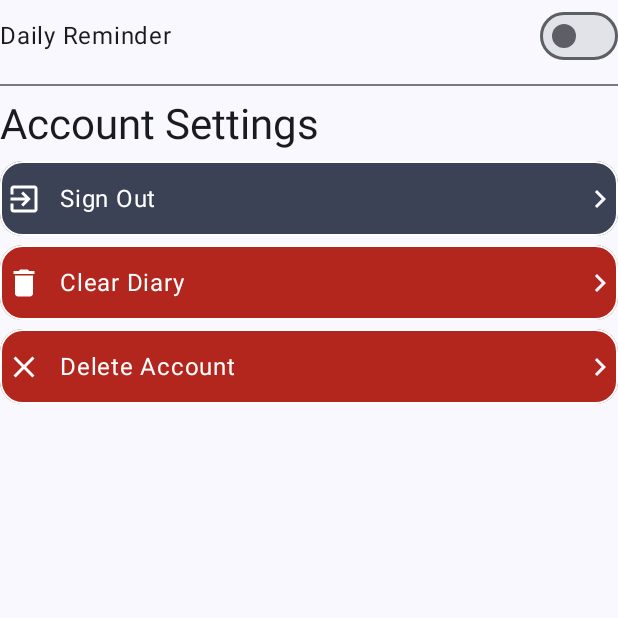
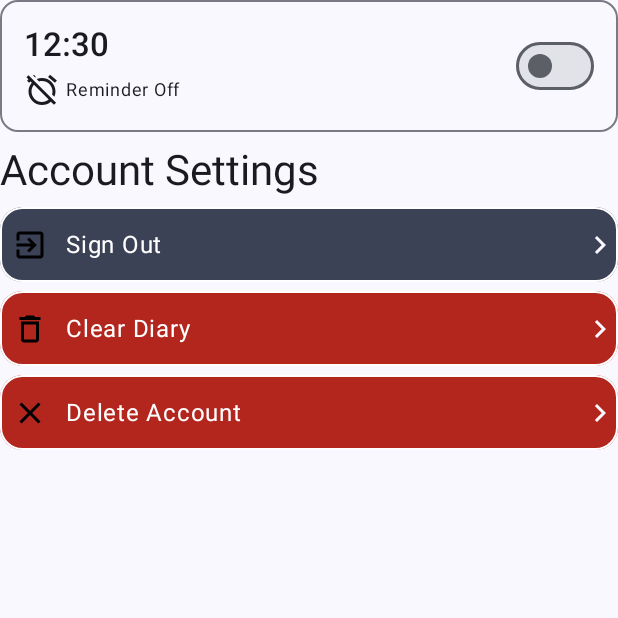
Before and after one commit to Pablit0x/Dimensional-Feels, an Android app built with Jetpack Compose: the composable SettingsContent shown on its own in the app's theme, on a phone screen of 412 x 824 dp, the top half of it. Run offline under Robolectric (Android 15) with nearby library versions, the phone set to English and light mode, and no system bars.

Commit message:
Implementing Reminder Card

```diff
--- /dev/null
+++ b/app/src/main/java/com/ps/dimensional_feels/presentation/components/DailyReminderAlarmCard.kt
@@ -0,0 +1,94 @@
+package com.ps.dimensional_feels.presentation.components
+
+import androidx.compose.foundation.layout.Arrangement
+import androidx.compose.foundation.layout.Column
+import androidx.compose.foundation.layout.Row
+import androidx.compose.foundation.layout.Spacer
+import androidx.compose.foundation.layout.fillMaxWidth
+import androidx.compose.foundation.layout.height
+import androidx.compose.foundation.layout.padding
+import androidx.compose.foundation.layout.size
+import androidx.compose.foundation.layout.width
+import androidx.compose.material.icons.Icons
+import androidx.compose.material.icons.outlined.AlarmOff
+import androidx.compose.material.icons.outlined.AlarmOn
+import androidx.compose.material3.ExperimentalMaterial3Api
+import androidx.compose.material3.Icon
+import androidx.compose.material3.MaterialTheme
+import androidx.compose.material3.OutlinedCard
+import androidx.compose.material3.Switch
+import androidx.compose.material3.Text
+import androidx.compose.runtime.Composable
+import androidx.compose.ui.Alignment
+import androidx.compose.ui.Modifier
+import androidx.compose.ui.res.stringResource
+import androidx.compose.ui.text.font.FontWeight
+import androidx.compose.ui.text.style.TextOverflow
+import androidx.compose.ui.unit.dp
+import com.ps.dimensional_feels.R
+
+@OptIn(ExperimentalMaterial3Api::class)
+@Composable
+fun DailyReminderAlarmCard(
+    alarmTime: String,
+    onDailyReminderSwitchChange: (Boolean) -> Unit,
+    isDailyReminderEnabled: Boolean,
+    onClick: () -> Unit,
+    modifier: Modifier = Modifier
+) {
+
+
+    OutlinedCard(modifier = modifier, onClick = onClick) {
+        Row(
+            modifier = Modifier
+                .fillMaxWidth()
+                .padding(16.dp),
+            horizontalArrangement = Arrangement.SpaceBetween,
+            verticalAlignment = Alignment.CenterVertically
+        ) {
+            Column(modifier = Modifier.weight(1f)) {
+                Text(
+                    text = alarmTime,
+                    maxLines = 1,
+                    overflow = TextOverflow.Ellipsis,
+                    style = MaterialTheme.typography.titleLarge,
+                    fontWeight = FontWeight.Medium
+                )
+                Spacer(modifier = Modifier.height(4.dp))
+                ShortReminderDescriptionWithIconRow(
+                    isReminderEnabled = isDailyReminderEnabled
+                )
+            }
+            Switch(checked = isDailyReminderEnabled, onCheckedChange = {
+                onDailyReminderSwitchChange(it)
+            })
+        }
+    }
+}
+
+@Composable
+private fun ShortReminderDescriptionWithIconRow(
+    isReminderEnabled: Boolean, modifier: Modifier = Modifier
+) {
+    val icon = if (isReminderEnabled) Icons.Outlined.AlarmOn else Icons.Outlined.AlarmOff
+    val description =
+        if (isReminderEnabled) stringResource(id = R.string.reminder_on) else stringResource(
+            id = R.string.reminder_off
+        )
+    Row(
+        modifier = modifier, verticalAlignment = Alignment.CenterVertically
+    ) {
+        Icon(
+            modifier = Modifier.size(24.dp),
+            imageVector = icon,
+            contentDescription = null,
+        )
+        Spacer(modifier = Modifier.width(4.dp))
+        Text(
+            text = description,
+            maxLines = 1,
+            style = MaterialTheme.typography.labelMedium,
+            fontWeight = FontWeight.Normal
+        )
+    }
+}
--- a/app/src/main/java/com/ps/dimensional_feels/presentation/components/SettingsCardItem.kt
+++ b/app/src/main/java/com/ps/dimensional_feels/presentation/components/SettingsCardItem.kt
@@ -44,11 +44,11 @@ fun SettingsCardItem(
         verticalAlignment = Alignment.CenterVertically
     ) {
         Row(
-            modifier = Modifier.padding(4.dp),
+            modifier = Modifier.padding(8.dp),
             verticalAlignment = Alignment.CenterVertically,
             horizontalArrangement = Arrangement.spacedBy(12.dp)
         ) {
-            Icon(imageVector = optionIcon, contentDescription = null, tint = onBackgroundColor)
+            Icon(imageVector = optionIcon, contentDescription = null, tint = Color.Black)
             Text(
                 text = optionText,
                 style = MaterialTheme.typography.bodyLarge,
--- a/app/src/main/java/com/ps/dimensional_feels/presentation/screens/settings/SettingsContent.kt
+++ b/app/src/main/java/com/ps/dimensional_feels/presentation/screens/settings/SettingsContent.kt
@@ -1,33 +1,25 @@
 package com.ps.dimensional_feels.presentation.screens.settings
 
-import androidx.compose.animation.AnimatedVisibility
-import androidx.compose.foundation.layout.Arrangement
-import androidx.compose.foundation.layout.Box
 import androidx.compose.foundation.layout.Column
-import androidx.compose.foundation.layout.Row
 import androidx.compose.foundation.layout.Spacer
-import androidx.compose.foundation.layout.fillMaxWidth
 import androidx.compose.foundation.layout.height
 import androidx.compose.material.icons.Icons
-import androidx.compose.material.icons.filled.Close
-import androidx.compose.material.icons.filled.Delete
-import androidx.compose.material.icons.filled.ExitToApp
-import androidx.compose.material3.Divider
+import androidx.compose.material.icons.outlined.Close
+import androidx.compose.material.icons.outlined.DeleteOutline
+import androidx.compose.material.icons.outlined.ExitToApp
 import androidx.compose.material3.MaterialTheme
-import androidx.compose.material3.OutlinedButton
-import androidx.compose.material3.Switch
 import androidx.compose.material3.Text
 import androidx.compose.runtime.Composable
 import androidx.compose.runtime.getValue
 import androidx.compose.runtime.mutableStateOf
 import androidx.compose.runtime.remember
 import androidx.compose.runtime.setValue
-import androidx.compose.ui.Alignment
 import androidx.compose.ui.Modifier
 import androidx.compose.ui.platform.LocalContext
 import androidx.compose.ui.res.stringResource
 import androidx.compose.ui.unit.dp
 import com.ps.dimensional_feels.R
+import com.ps.dimensional_feels.presentation.components.DailyReminderAlarmCard
 import com.ps.dimensional_feels.presentation.components.SettingsCardItem
 import com.ps.dimensional_feels.util.Constants
 import com.ps.dimensional_feels.util.PreferencesManager
@@ -54,30 +46,13 @@ fun SettingsContent(
 
     Column(modifier = modifier) {
 
-        Row(
-            modifier = Modifier.fillMaxWidth(),
-            horizontalArrangement = Arrangement.SpaceBetween,
-            verticalAlignment = Alignment.CenterVertically,
-        ) {
-            Text(text = stringResource(id = R.string.daily_reminder))
-            Switch(checked = isDailyReminderEnabled,
-                onCheckedChange = {
-                    isDailyReminderEnabled = it
-                    preferencesManager.saveBoolean(Constants.IS_DAILY_REMINDER_ENABLED_KEY, it)
-                })
-        }
-
-        AnimatedVisibility(visible = isDailyReminderEnabled) {
-            Box(modifier = Modifier.fillMaxWidth(), contentAlignment = Alignment.CenterStart) {
-                OutlinedButton(onClick = { /*TODO*/ }) {
-                    Text(text = "12:30")
-                }
-            }
-        }
-
-        Spacer(modifier = Modifier.height(8.dp))
-
-        Divider()
+        DailyReminderAlarmCard(alarmTime = "12:30",
+            onDailyReminderSwitchChange = {
+                isDailyReminderEnabled = it
+                preferencesManager.saveBoolean(Constants.IS_DAILY_REMINDER_ENABLED_KEY, it)
+            },
+            isDailyReminderEnabled = isDailyReminderEnabled,
+            onClick = { /*TODO*/ })
 
         Spacer(modifier = Modifier.height(8.dp))
 
@@ -91,7 +66,7 @@ fun SettingsContent(
 
         SettingsCardItem(
             optionText = stringResource(id = R.string.google_sign_out),
-            optionIcon = Icons.Default.ExitToApp,
+            optionIcon = Icons.Outlined.ExitToApp,
             onClick = onSignOutClicked
         )
 
@@ -99,7 +74,7 @@ fun SettingsContent(
 
         SettingsCardItem(
             optionText = stringResource(id = R.string.clear_diary),
-            optionIcon = Icons.Default.Delete,
+            optionIcon = Icons.Outlined.DeleteOutline,
             onClick = onClearDiaryClicked,
             backgroundColor = MaterialTheme.colorScheme.error,
             onBackgroundColor = MaterialTheme.colorScheme.onError
@@ -109,7 +84,7 @@ fun SettingsContent(
 
         SettingsCardItem(
             optionText = stringResource(id = R.string.delete_account),
-            optionIcon = Icons.Default.Close,
+            optionIcon = Icons.Outlined.Close,
             onClick = onDeleteAccountClicked,
             backgroundColor = MaterialTheme.colorScheme.error,
             onBackgroundColor = MaterialTheme.colorScheme.onError
--- a/app/src/main/res/values/strings.xml
+++ b/app/src/main/res/values/strings.xml
@@ -40,7 +40,8 @@
     <string name="image">Image</string>
     <string name="clear_diary">Clear Diary</string>
     <string name="delete_account">Delete Account</string>
-    <string name="daily_reminder">Daily Reminder</string>
+    <string name="reminder_on">Reminder On</string>
+    <string name="reminder_off">Reminder Off</string>
     <string name="account_settings">Account Settings</string>
     <string name="all_diaries_deleted">Deleted all diaries</string>
     <string name="unknown_error">Ops, unknown error occurred</string>
```
